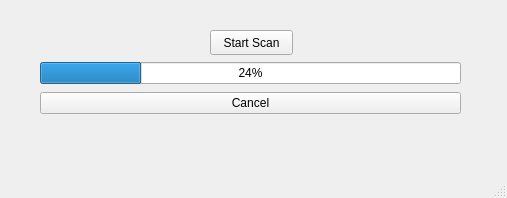
This is progress_bar.ui in mariomc88/CT_scan as Qt 5 draws it before an edit. The edited form follows.
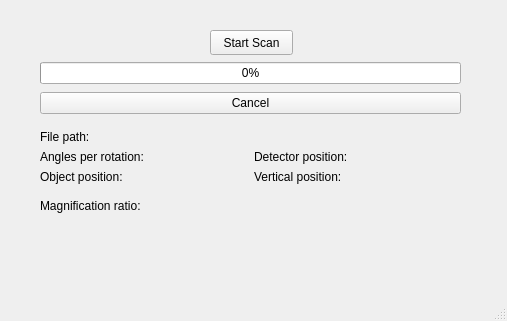
This is the edited form.

Commit message: "Added radioButton for panel choice"

What changed in the file:
```diff
--- a/progress_bar.ui
+++ b/progress_bar.ui
@@ -7,7 +7,7 @@
     <x>0</x>
     <y>0</y>
     <width>507</width>
-    <height>198</height>
+    <height>321</height>
    </rect>
   </property>
   <property name="windowTitle">
@@ -27,7 +27,7 @@
      <string>Start Scan</string>
     </property>
    </widget>
-   <widget class="QWidget" name="">
+   <widget class="QWidget" name="layoutWidget">
     <property name="geometry">
      <rect>
       <x>40</x>
@@ -40,7 +40,7 @@
      <item>
       <widget class="QProgressBar" name="progressBar">
        <property name="value">
-        <number>24</number>
+        <number>0</number>
        </property>
       </widget>
      </item>
@@ -53,6 +53,64 @@
      </item>
     </layout>
    </widget>
+   <widget class="QWidget" name="layoutWidget">
+    <property name="geometry">
+     <rect>
+      <x>40</x>
+      <y>130</y>
+      <width>421</width>
+      <height>91</height>
+     </rect>
+    </property>
+    <layout class="QGridLayout" name="gridLayout_2">
+     <item row="0" column="0">
+      <layout class="QGridLayout" name="gridLayout">
+       <item row="0" column="0" colspan="2">
+        <widget class="QLabel" name="label_file_path">
+         <property name="text">
+          <string>File path:</string>
+         </property>
+        </widget>
+       </item>
+       <item row="1" column="0">
+        <widget class="QLabel" name="label_angles_rotation">
+         <property name="text">
+          <string>Angles per rotation:</string>
+         </property>
+        </widget>
+       </item>
+       <item row="1" column="1">
+        <widget class="QLabel" name="label_detector_position">
+         <property name="text">
+          <string>Detector position:</string>
+         </property>
+        </widget>
+       </item>
+       <item row="2" column="0">
+        <widget class="QLabel" name="label_object_position">
+         <property name="text">
+          <string>Object position:</string>
+         </property>
+        </widget>
+       </item>
+       <item row="2" column="1">
+        <widget class="QLabel" name="label_vertical_position">
+         <property name="text">
+          <string>Vertical position:</string>
+         </property>
+        </widget>
+       </item>
+      </layout>
+     </item>
+     <item row="1" column="0">
+      <widget class="QLabel" name="label_magnification_ratio">
+       <property name="text">
+        <string>Magnification ratio:</string>
+       </property>
+      </widget>
+     </item>
+    </layout>
+   </widget>
   </widget>
   <widget class="QMenuBar" name="menubar">
    <property name="geometry">
```
The commit also changes 5 other files.
